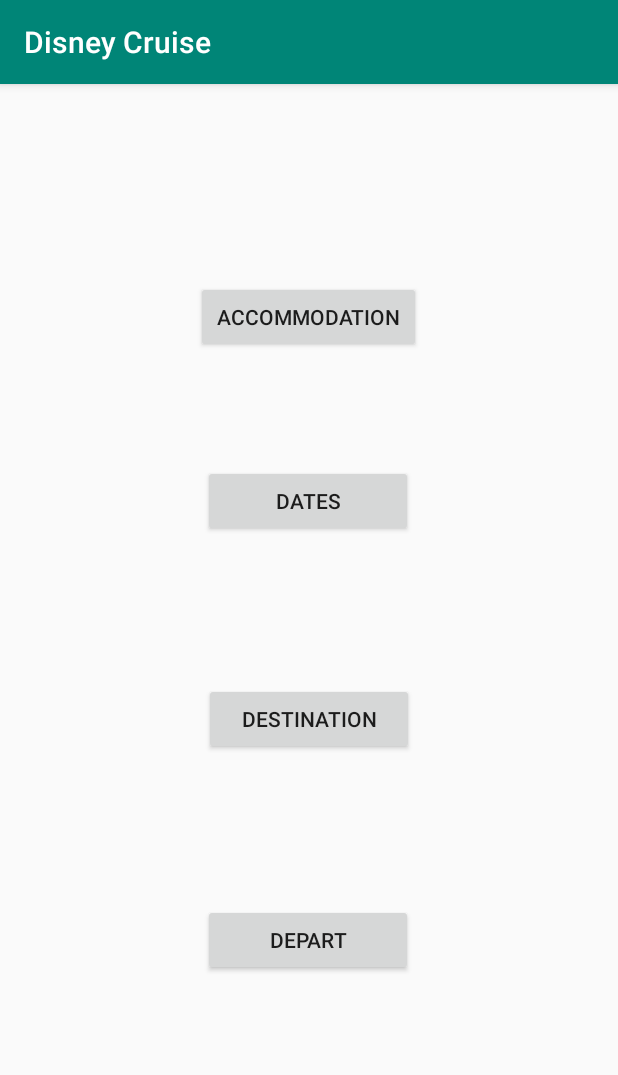
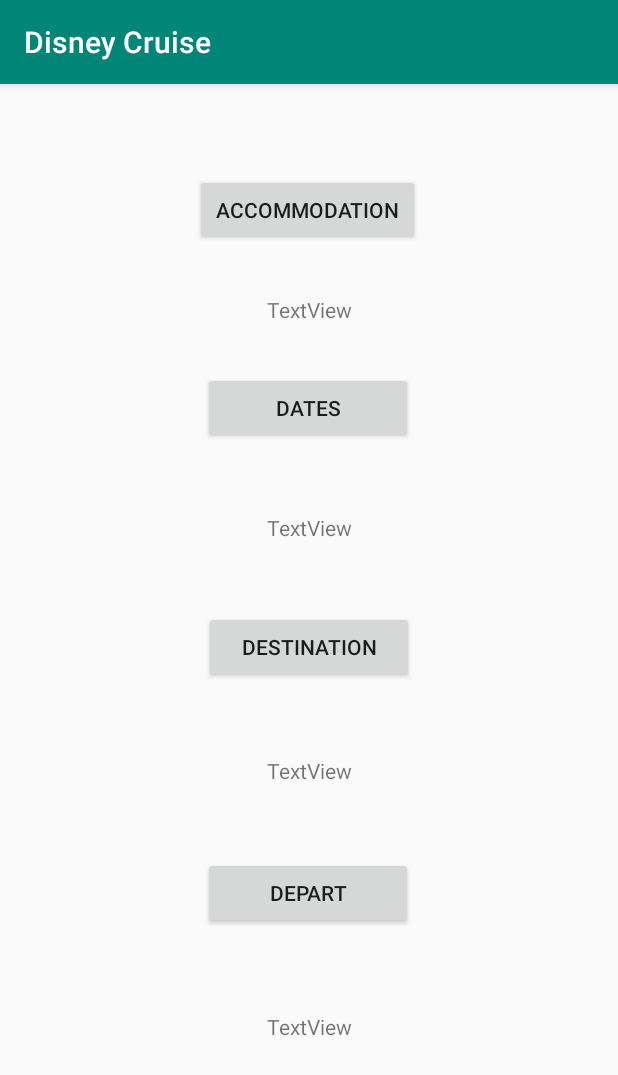
Before and after one commit to Herb2o11/MobileCruiseApp, an Android app: the Page2 screen opened directly, with no data from a screen before it, on a phone screen of 412 x 824 dp. Shown: the top 1075 px of the screen. Run offline under Robolectric (Android 15) with nearby library versions, the phone set to English and light mode, and no system bars.

Commit message:
txtviews added

```diff
--- a/app/src/main/java/com/example/test/Login.java
+++ b/app/src/main/java/com/example/test/Login.java
@@ -12,7 +12,7 @@ import android.widget.Toast;
 
 public class Login extends AppCompatActivity {
     TextInputLayout tiEmail, tiPassword;
-    EditText etEmail, etPassword;
+    //EditText etLoginConfirm, etPasswordLogIn;
     Validation validation;
     UserDAO db;
 
@@ -23,19 +23,19 @@ public class Login extends AppCompatActivity {
         setContentView(R.layout.activity_login);
 
         validation = new Validation(this);
-        etEmail = findViewById(R.id.etEmail);
-        etPassword = findViewById(R.id.etPassword);
+        final EditText etEmail = findViewById(R.id.etLoginConfirm);
+        final EditText etPassword = findViewById(R.id.etPasswordLogIn);
 //        tiEmail = findViewById(R.id.tiEmail);
 //        tiPassword = findViewById(R.id.tiPassword);
         Button btnSubmit = findViewById(R.id.btnLogInPage);
+
         db = new UserDAO(this);
 
         btnSubmit.setOnClickListener(new View.OnClickListener() {
             @Override
             public void onClick(View view) {
 
-                //crashing when the result match not displaying line error, if don't exist crash showing
-                //line erro login.java:36 since returns as null from the table .
+                // not doing the checking
                 boolean loginOK = db.checkLogin(etEmail.getText().toString(),etPassword.getText().toString());
                 if(loginOK ){
 
--- a/app/src/main/java/com/example/test/Page2.java
+++ b/app/src/main/java/com/example/test/Page2.java
@@ -5,6 +5,7 @@ import android.support.v7.app.AppCompatActivity;
 import android.os.Bundle;
 import android.view.View;
 import android.widget.Button;
+import android.widget.TextView;
 
 public class Page2 extends AppCompatActivity {
 
@@ -14,7 +15,13 @@ public class Page2 extends AppCompatActivity {
         setContentView(R.layout.activity_page2);
 
         final Button btnAccommodation = (Button) findViewById(R.id.buttonAccommodation);
-        Button btnDates=(Button)findViewById(R.id.buttonDates);
+        final Button btnDates=(Button)findViewById(R.id.buttonDates);
+        final TextView txtAcc = findViewById(R.id.txtDisplayAcc);
+        final TextView txtDates = findViewById(R.id.txtDisplayMonth);
+        final TextView txtDest = findViewById(R.id.txtDisplayDest);
+        final TextView txtDepart = findViewById(R.id.txtDisplayDepart);
+
+
         Button btnDestination=(Button)findViewById(R.id.buttonDestinations);
         Button btnDepart=(Button)findViewById(R.id.buttonDepart);
 
--- a/app/src/main/java/com/example/test/TableDefinition.java
+++ b/app/src/main/java/com/example/test/TableDefinition.java
@@ -4,7 +4,7 @@ public class TableDefinition {
 //table USERS customized to follow the register page
 // check the viability to add more colunms to users table eliminating  dates and destination tables
     public static final String SQL_CREATE_USER_TABLE =
-            "CREATE TABLE USERS (  userid  integer primary key autoincrement, email text, name text, phone text, address text, password text, creditCardInfo float )";
+            "CREATE TABLE USERS (  userid  integer primary key autoincrement, email text, name text, phone text, address text, password integer, creditCardInfo float )";
 
                     /*"(userId integer primary key, userName text, userLastName text, dateID integer foreign key," +
                     "creditCardInfo float, destinationID integer foreign key, departID integer foreign key, phone float, e-mail text, " +
--- a/app/src/main/res/layout/activity_page2.xml
+++ b/app/src/main/res/layout/activity_page2.xml
@@ -19,10 +19,10 @@
         android:text="@string/btnAccommodation"
         app:layout_constraintBottom_toBottomOf="parent"
         app:layout_constraintEnd_toEndOf="parent"
-        app:layout_constraintHorizontal_bias="0.498"
+        app:layout_constraintHorizontal_bias="0.497"
         app:layout_constraintStart_toStartOf="parent"
         app:layout_constraintTop_toTopOf="parent"
-        app:layout_constraintVertical_bias="0.175" />
+        app:layout_constraintVertical_bias="0.074" />
 
     <Button
         android:id="@+id/buttonDates"
@@ -77,4 +77,69 @@
         app:layout_constraintStart_toStartOf="parent"
         app:layout_constraintTop_toBottomOf="@+id/buttonDestinations"
         app:layout_constraintVertical_bias="0.355" />
+
+    <TextView
+        android:id="@+id/txtDisplayAcc"
+        android:layout_width="wrap_content"
+        android:layout_height="wrap_content"
+        android:layout_marginStart="8dp"
+        android:layout_marginLeft="8dp"
+        android:layout_marginTop="8dp"
+        android:layout_marginEnd="8dp"
+        android:layout_marginRight="8dp"
+        android:layout_marginBottom="8dp"
+        android:text="TextView"
+        app:layout_constraintBottom_toTopOf="@+id/buttonDates"
+        app:layout_constraintEnd_toEndOf="parent"
+        app:layout_constraintStart_toStartOf="parent"
+        app:layout_constraintTop_toBottomOf="@+id/buttonAccommodation" />
+
+    <TextView
+        android:id="@+id/txtDisplayMonth"
+        android:layout_width="wrap_content"
+        android:layout_height="wrap_content"
+        android:layout_marginStart="8dp"
+        android:layout_marginLeft="8dp"
+        android:layout_marginTop="8dp"
+        android:layout_marginEnd="8dp"
+        android:layout_marginRight="8dp"
+        android:layout_marginBottom="8dp"
+        android:text="TextView"
+        app:layout_constraintBottom_toTopOf="@+id/buttonDestinations"
+        app:layout_constraintEnd_toEndOf="parent"
+        app:layout_constraintStart_toStartOf="parent"
+        app:layout_constraintTop_toBottomOf="@+id/buttonDates" />
+
+    <TextView
+        android:id="@+id/txtDisplayDest"
+        android:layout_width="wrap_content"
+        android:layout_height="wrap_content"
+        android:layout_marginStart="8dp"
+        android:layout_marginLeft="8dp"
+        android:layout_marginTop="8dp"
+        android:layout_marginEnd="8dp"
+        android:layout_marginRight="8dp"
+        android:layout_marginBottom="8dp"
+        android:text="TextView"
+        app:layout_constraintBottom_toTopOf="@+id/buttonDepart"
+        app:layout_constraintEnd_toEndOf="parent"
+        app:layout_constraintStart_toStartOf="parent"
+        app:layout_constraintTop_toBottomOf="@+id/buttonDestinations" />
+
+    <TextView
+        android:id="@+id/txtDisplayDepart"
+        android:layout_width="wrap_content"
+        android:layout_height="wrap_content"
+        android:layout_marginStart="8dp"
+        android:layout_marginLeft="8dp"
+        android:layout_marginTop="8dp"
+        android:layout_marginEnd="8dp"
+        android:layout_marginRight="8dp"
+        android:layout_marginBottom="8dp"
+        android:text="TextView"
+        app:layout_constraintBottom_toBottomOf="parent"
+        app:layout_constraintEnd_toEndOf="parent"
+        app:layout_constraintStart_toStartOf="parent"
+        app:layout_constraintTop_toBottomOf="@+id/buttonDepart"
+        app:layout_constraintVertical_bias="0.279" />
 </android.support.constraint.ConstraintLayout>
```
